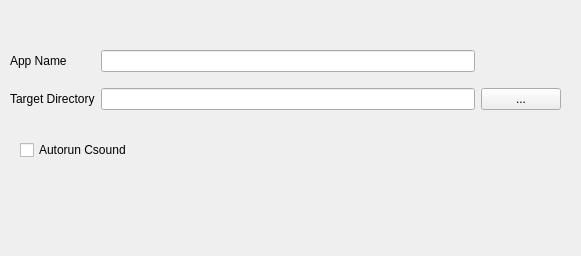
First picture: the form in src/appdetailspage.ui, repository CsoundQt/CsoundQt, before the edit.
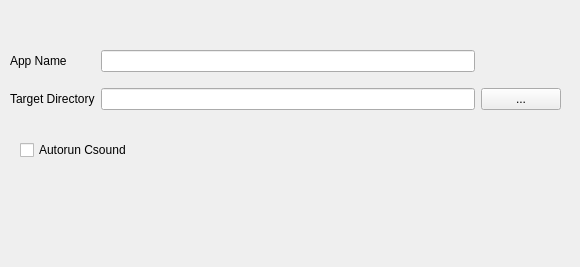
Second picture: the form after the edit.

Diff of the .ui file:
```diff
--- a/src/appdetailspage.ui
+++ b/src/appdetailspage.ui
@@ -6,8 +6,8 @@
    <rect>
     <x>0</x>
     <y>0</y>
-    <width>581</width>
-    <height>256</height>
+    <width>580</width>
+    <height>267</height>
    </rect>
   </property>
   <property name="windowTitle">
```
